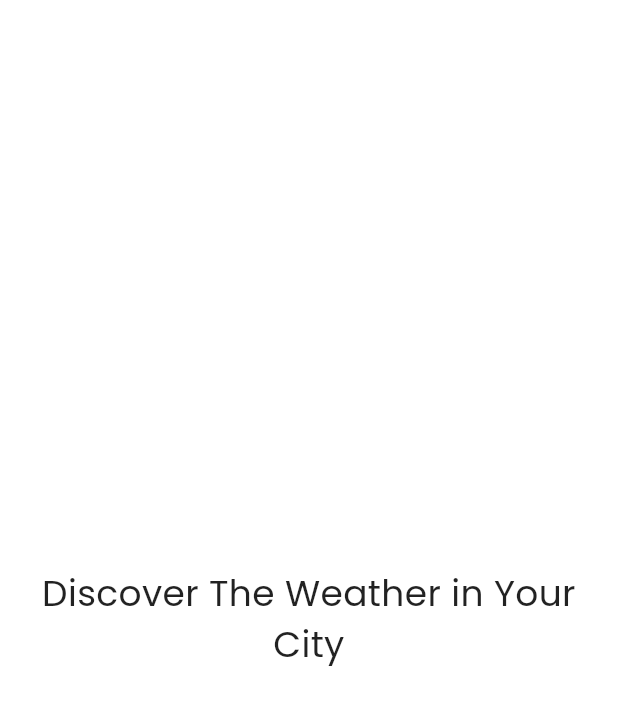
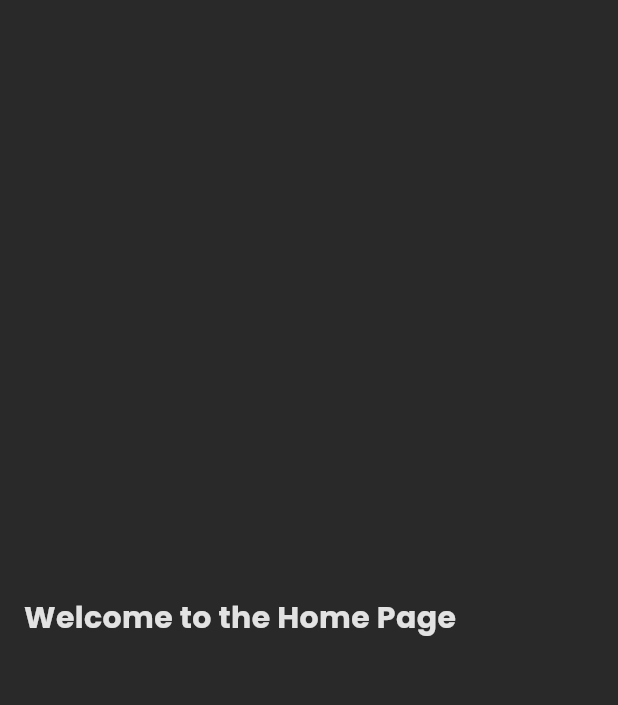
Before and after one commit to kenxsantos/WeatherApp, a Flutter app: the HomePage screen opened directly, on a phone screen of 412 x 824 dp. Shown: the top 705 px of the screen. Run offline on Flutter 3.47's test engine with Material 3 defaults, Android fonts, the phone set to English and light mode, and no system bars; our stand-ins replace google_fonts.

Commit message:
add pages

```diff
--- a/lib/main.dart
+++ b/lib/main.dart
@@ -1,6 +1,6 @@
 import 'package:flutter/material.dart';
 import 'package:google_fonts/google_fonts.dart';
-import 'package:weatherapp/screens/home_page.dart';
+import 'package:weatherapp/screens/landing_page.dart';
 
 void main() {
   runApp(const MyApp());
@@ -19,7 +19,7 @@
           Theme.of(context).textTheme,
         ),
       ),
-        home: HomePage(),
+        home: LandingPage(),
     );
   }
 }
--- a/lib/screens/home_page.dart
+++ b/lib/screens/home_page.dart
@@ -10,21 +10,22 @@
 class _HomePageState extends State<HomePage> {
   @override
   Widget build(BuildContext context) {
-    return Scaffold(
-      backgroundColor: Colors.white,
-      body: const Padding(
+       return Scaffold(
+      backgroundColor: const Color.fromARGB(255, 41, 41, 41),
+      body: Padding(
         padding: EdgeInsets.all(16),
         child: Column(
         mainAxisAlignment: MainAxisAlignment.center,
           children: [
             Text(
-              'Discover The Weather in Your City',
+              'Welcome to the Home Page',
               textAlign: TextAlign.center,
               style: TextStyle(
-                fontSize: 24,
-                color: Colors.black87,
+                fontWeight: FontWeight.bold,
+                fontSize: 20,
+                color: const Color.fromARGB(221, 255, 255, 255),
               ),
-            )
+            ),
           ],
       ),
       ),
```
